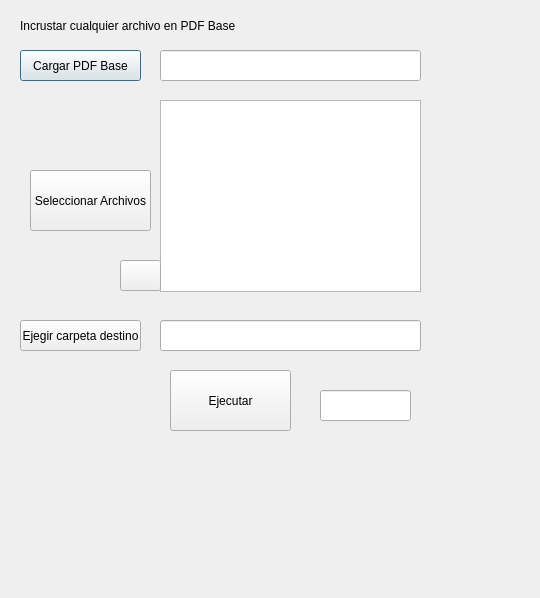
Above: gui_adjuntar.ui from bryanfelixmc/attach_any_file_to_pdf before the change. Below: the same form after it.
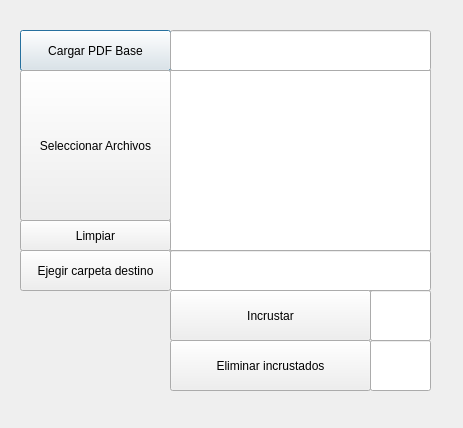
That is the form after the change. Icons and pictures are not drawn. Custom widgets are drawn as their Qt base class.

```diff
--- a/gui_adjuntar.ui
+++ b/gui_adjuntar.ui
@@ -6,8 +6,8 @@
    <rect>
     <x>0</x>
     <y>0</y>
-    <width>540</width>
-    <height>598</height>
+    <width>463</width>
+    <height>428</height>
    </rect>
   </property>
   <property name="windowTitle">
@@ -17,9 +17,9 @@
    <property name="geometry">
     <rect>
      <x>20</x>
-     <y>50</y>
-     <width>121</width>
-     <height>31</height>
+     <y>30</y>
+     <width>151</width>
+     <height>41</height>
     </rect>
    </property>
    <property name="text">
@@ -29,10 +29,10 @@
   <widget class="QPushButton" name="pushButton_seleccionar_archivos">
    <property name="geometry">
     <rect>
-     <x>30</x>
-     <y>170</y>
-     <width>121</width>
-     <height>61</height>
+     <x>20</x>
+     <y>70</y>
+     <width>151</width>
+     <height>151</height>
     </rect>
    </property>
    <property name="text">
@@ -43,9 +43,9 @@
    <property name="geometry">
     <rect>
      <x>20</x>
-     <y>320</y>
-     <width>121</width>
-     <height>31</height>
+     <y>250</y>
+     <width>151</width>
+     <height>41</height>
     </rect>
    </property>
    <property name="text">
@@ -55,10 +55,10 @@
   <widget class="FileDropListWidget" name="listWidget_archivos_seleccionados">
    <property name="geometry">
     <rect>
-     <x>160</x>
-     <y>100</y>
+     <x>170</x>
+     <y>70</y>
      <width>261</width>
-     <height>192</height>
+     <height>181</height>
     </rect>
    </property>
    <property name="acceptDrops">
@@ -68,20 +68,20 @@
   <widget class="QLineEdit" name="lineEdit_cargar_pdf_base">
    <property name="geometry">
     <rect>
-     <x>160</x>
-     <y>50</y>
+     <x>170</x>
+     <y>30</y>
      <width>261</width>
-     <height>31</height>
+     <height>41</height>
     </rect>
    </property>
   </widget>
   <widget class="QLineEdit" name="lineEdit_carpeta_destino_elegida">
    <property name="geometry">
     <rect>
-     <x>160</x>
-     <y>320</y>
+     <x>170</x>
+     <y>250</y>
      <width>261</width>
-     <height>31</height>
+     <height>41</height>
     </rect>
    </property>
   </widget>
@@ -89,30 +89,30 @@
    <property name="geometry">
     <rect>
      <x>170</x>
-     <y>370</y>
-     <width>121</width>
-     <height>61</height>
+     <y>290</y>
+     <width>201</width>
+     <height>51</height>
     </rect>
    </property>
    <property name="text">
-    <string>Ejecutar</string>
+    <string>Incrustar</string>
    </property>
   </widget>
   <widget class="QLineEdit" name="lineEdit_indicar_trabajo_terminado">
    <property name="geometry">
     <rect>
-     <x>320</x>
-     <y>390</y>
-     <width>91</width>
-     <height>31</height>
+     <x>370</x>
+     <y>290</y>
+     <width>61</width>
+     <height>51</height>
     </rect>
    </property>
   </widget>
   <widget class="QLabel" name="label">
    <property name="geometry">
     <rect>
-     <x>30</x>
-     <y>380</y>
+     <x>40</x>
+     <y>320</y>
      <width>101</width>
      <height>51</height>
     </rect>
@@ -127,36 +127,46 @@
     <bool>true</bool>
    </property>
   </widget>
-  <widget class="QLabel" name="label_2">
-   <property name="geometry">
-    <rect>
-     <x>20</x>
-     <y>10</y>
-     <width>361</width>
-     <height>31</height>
-    </rect>
-   </property>
-   <property name="text">
-    <string>Incrustar cualquier archivo en PDF Base</string>
-   </property>
-  </widget>
   <widget class="QPushButton" name="pushButton_clear1">
    <property name="geometry">
     <rect>
-     <x>120</x>
-     <y>260</y>
-     <width>41</width>
+     <x>20</x>
+     <y>220</y>
+     <width>151</width>
      <height>31</height>
     </rect>
    </property>
    <property name="text">
-    <string/>
+    <string>Limpiar</string>
    </property>
    <property name="icon">
     <iconset>
      <normaloff>img/trash1.png</normaloff>img/trash1.png</iconset>
    </property>
   </widget>
+  <widget class="QPushButton" name="pushButton_eliminar_incrustados">
+   <property name="geometry">
+    <rect>
+     <x>170</x>
+     <y>340</y>
+     <width>201</width>
+     <height>51</height>
+    </rect>
+   </property>
+   <property name="text">
+    <string>Eliminar incrustados</string>
+   </property>
+  </widget>
+  <widget class="QLineEdit" name="lineEdit_indicar_desincrustado_ok">
+   <property name="geometry">
+    <rect>
+     <x>370</x>
+     <y>340</y>
+     <width>61</width>
+     <height>51</height>
+    </rect>
+   </property>
+  </widget>
  </widget>
  <customwidgets>
   <customwidget>
```
Left out of the diff: 4 changed lines with no effect on the pictures.
